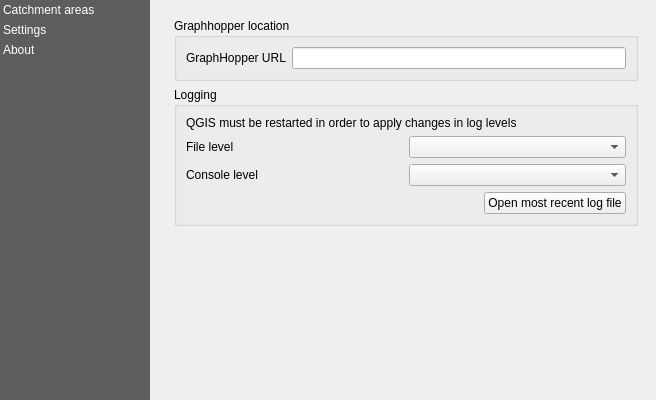
This is EdPlanning/resources/ui/main.ui in iiepdev/school-catchment-plugin as Qt 5 draws it before an edit. The edited form follows.
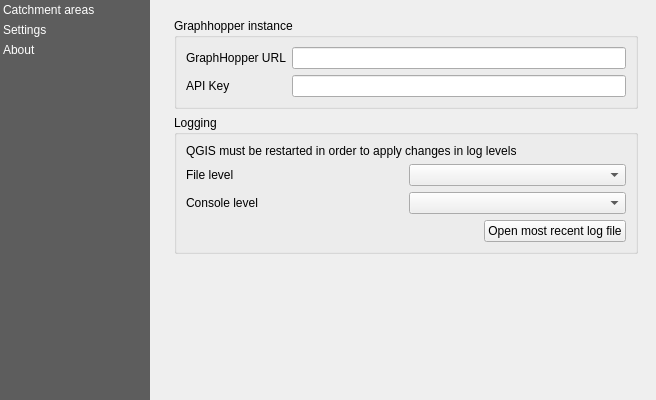
This is the edited form. The open tabs and pages were chosen to show the change. Custom widgets are drawn as their Qt base class.

Commit message: Resolve #5 (add api key field)

The edit to the form file:
```diff
--- a/EdPlanning/resources/ui/main.ui
+++ b/EdPlanning/resources/ui/main.ui
@@ -262,7 +262,7 @@
             <item>
              <widget class="QgsCollapsibleGroupBox" name="mGroupBox_4">
               <property name="title">
-               <string>Graphhopper location</string>
+               <string>Graphhopper instance</string>
               </property>
               <layout class="QVBoxLayout" name="verticalLayout_9">
                <item>
@@ -281,6 +281,20 @@
                    </property>
                   </widget>
                  </item>
+                 <item row="1" column="0">
+                  <widget class="QLabel" name="label_gh_apikey">
+                   <property name="text">
+                    <string>API Key</string>
+                   </property>
+                  </widget>
+                 </item>
+                 <item row="1" column="1">
+                  <widget class="QLineEdit" name="lineedit_apikey">
+                   <property name="text">
+                    <string/>
+                   </property>
+                  </widget>
+                 </item>
                 </layout>
                </item>
               </layout>
```
The commit also changes 2 other files.
